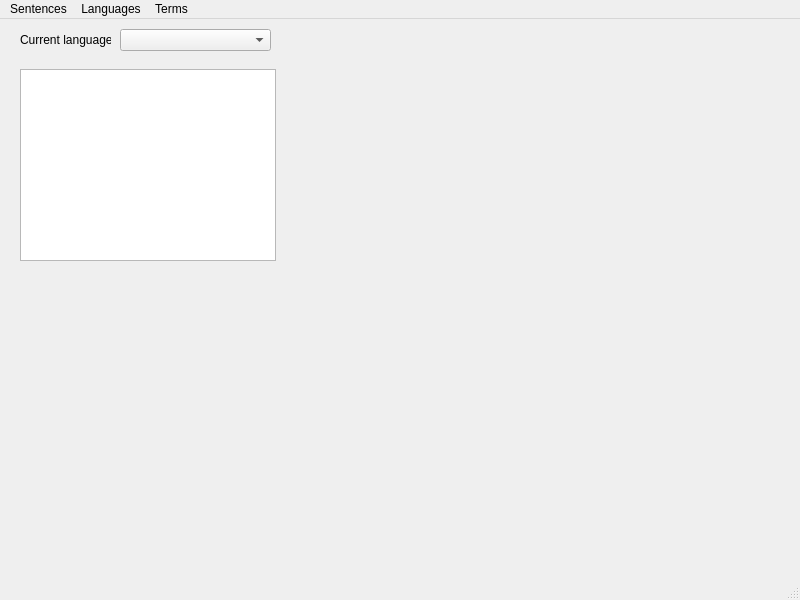
First picture: the form in main.ui, repository tivadar2/lws, before the edit.
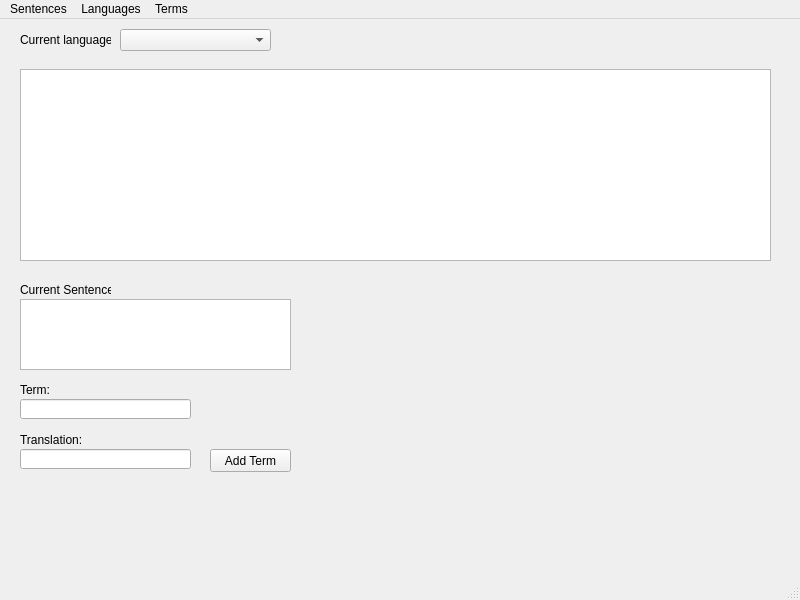
Second picture: the form after the edit.

```diff
--- a/main.ui
+++ b/main.ui
@@ -185,11 +185,99 @@
        <rect>
         <x>10</x>
         <y>10</y>
-        <width>256</width>
+        <width>751</width>
         <height>192</height>
        </rect>
       </property>
      </widget>
+     <widget class="QTextEdit" name="textEdit_currSentence">
+      <property name="geometry">
+       <rect>
+        <x>10</x>
+        <y>240</y>
+        <width>271</width>
+        <height>71</height>
+       </rect>
+      </property>
+      <property name="textInteractionFlags">
+       <set>Qt::TextSelectableByKeyboard|Qt::TextSelectableByMouse</set>
+      </property>
+     </widget>
+     <widget class="QLineEdit" name="lineEdit_term">
+      <property name="geometry">
+       <rect>
+        <x>10</x>
+        <y>340</y>
+        <width>171</width>
+        <height>20</height>
+       </rect>
+      </property>
+      <property name="readOnly">
+       <bool>true</bool>
+      </property>
+     </widget>
+     <widget class="QLabel" name="label_term">
+      <property name="geometry">
+       <rect>
+        <x>10</x>
+        <y>320</y>
+        <width>91</width>
+        <height>21</height>
+       </rect>
+      </property>
+      <property name="text">
+       <string>Term:</string>
+      </property>
+     </widget>
+     <widget class="QLabel" name="label_termTranslation">
+      <property name="geometry">
+       <rect>
+        <x>10</x>
+        <y>370</y>
+        <width>91</width>
+        <height>21</height>
+       </rect>
+      </property>
+      <property name="text">
+       <string>Translation:</string>
+      </property>
+     </widget>
+     <widget class="QLineEdit" name="lineEdit_termTranslation">
+      <property name="geometry">
+       <rect>
+        <x>10</x>
+        <y>390</y>
+        <width>171</width>
+        <height>20</height>
+       </rect>
+      </property>
+     </widget>
+     <widget class="QPushButton" name="pushButton_addTerm">
+      <property name="geometry">
+       <rect>
+        <x>200</x>
+        <y>390</y>
+        <width>81</width>
+        <height>23</height>
+       </rect>
+      </property>
+      <property name="text">
+       <string>Add Term</string>
+      </property>
+     </widget>
+     <widget class="QLabel" name="label_currSentence">
+      <property name="geometry">
+       <rect>
+        <x>10</x>
+        <y>220</y>
+        <width>91</width>
+        <height>21</height>
+       </rect>
+      </property>
+      <property name="text">
+       <string>Current Sentence:</string>
+      </property>
+     </widget>
     </widget>
    </widget>
    <widget class="QComboBox" name="comboBox_languages">
```
Left out of the diff: 6 changed lines with no effect on the pictures.
